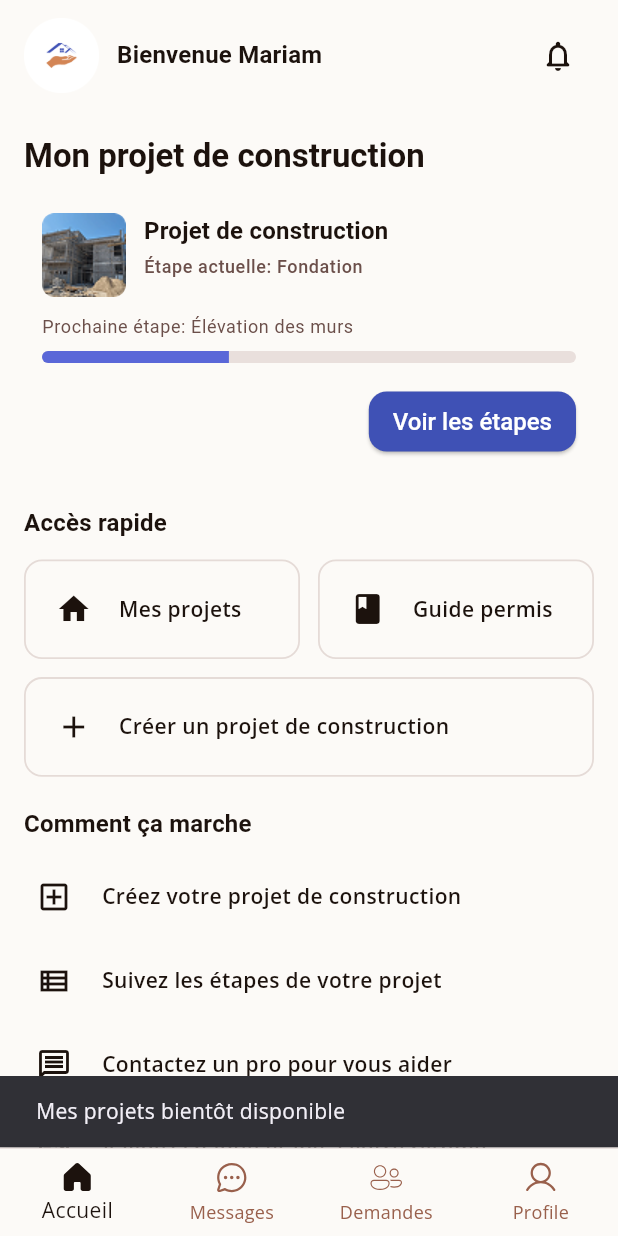
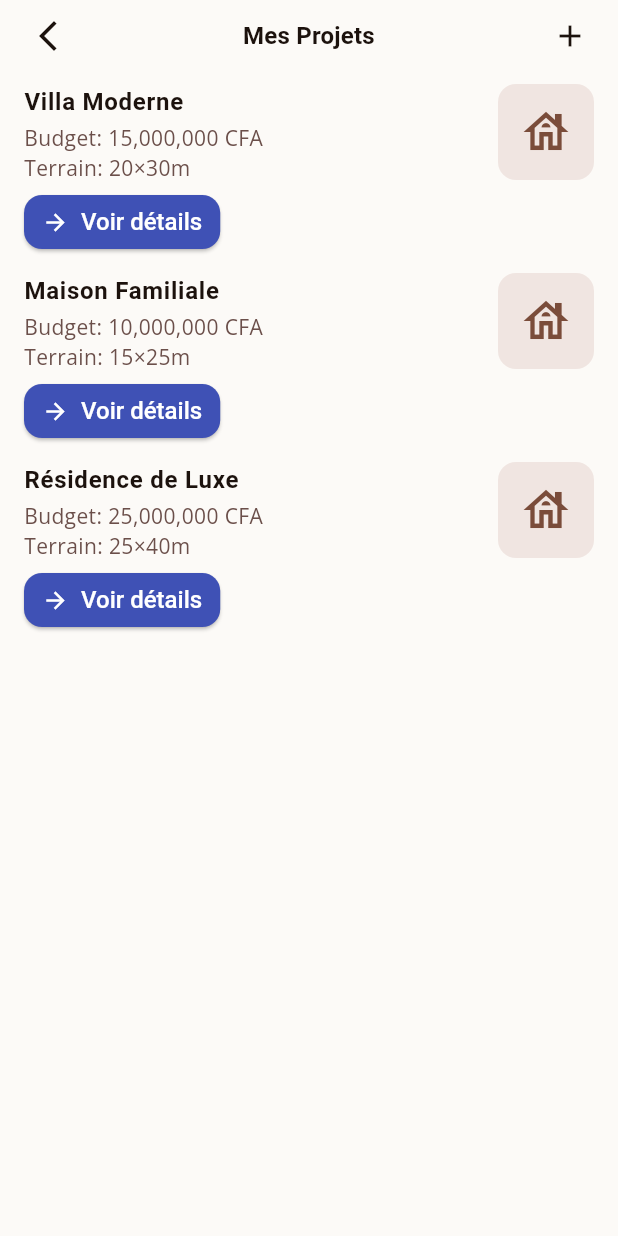
Before and after one commit to BoubouToure223/Ngaso_frontend-, a Flutter app: the screen it shows after launch, after a tap on "Mes projets", on a phone screen of 412 x 824 dp. Run offline on Flutter 3.47's test engine with Material 3 defaults, Android fonts, the phone set to English and light mode, and no system bars; our stand-ins replace file_picker, flutter_svg, go_router, google_fonts.

Commit message:
Ajout de la page mes projets

```diff
--- a/lib/core/router/app_router.dart
+++ b/lib/core/router/app_router.dart
@@ -6,6 +6,7 @@ import 'package:myapp/features/auth/screens/forgot_password_page.dart';
 import 'package:myapp/features/auth/screens/novice_signup_page.dart';
 import 'package:myapp/features/auth/screens/profile_choice_page.dart';
 import 'package:myapp/features/auth/screens/pro_signup_page.dart';
+import 'package:myapp/features/novice/screens/my_projects_page.dart';
 import 'package:myapp/features/onboarding/screens/onboarding_page.dart';
 import 'package:myapp/features/splash/screens/splash_page.dart';
 import 'package:myapp/shared/shell/app_shell.dart';
@@ -234,6 +235,12 @@ final GoRouter router = GoRouter(
           },
         ),
         GoRoute(
+          path: '/Novice/my-projects',
+          builder: (BuildContext context, GoRouterState state) {
+            return const NoviceMyProjectsPage();
+          },
+        ),
+        GoRoute(
           path: '/Novice/notifications',
           builder: (BuildContext context, GoRouterState state) {
             return const NoviceNotificationsPage();
--- a/lib/features/novice/screens/home_page.dart
+++ b/lib/features/novice/screens/home_page.dart
@@ -191,13 +191,7 @@ class NoviceHomePage extends StatelessWidget {
                             icon: Icons.home,
                             title: 'Mes projets',
                             onTap: () {
-                              ScaffoldMessenger.of(context).showSnackBar(
-                                const SnackBar(
-                                  content: Text(
-                                    'Mes projets bientôt disponible',
-                                  ),
-                                ),
-                              );
+                              context.push('/Novice/my-projects');
                             },
                           ),
                         ),
--- /dev/null
+++ b/lib/features/novice/screens/my_projects_page.dart
@@ -0,0 +1,132 @@
+import 'package:flutter/material.dart';
+import 'package:go_router/go_router.dart';
+
+class NoviceMyProjectsPage extends StatelessWidget {
+  const NoviceMyProjectsPage({super.key});
+
+  @override
+  Widget build(BuildContext context) {
+    final theme = Theme.of(context);
+    final items = _mockProjects;
+    return Scaffold(
+      backgroundColor: const Color(0xFFFCFAF7),
+      appBar: PreferredSize(
+        preferredSize: const Size.fromHeight(56),
+        child: SafeArea(
+          bottom: false,
+          child: Padding(
+            padding: const EdgeInsets.symmetric(horizontal: 8),
+            child: Row(
+              children: [
+                IconButton(
+                  onPressed: () => context.pop(),
+                  icon: const Icon(Icons.arrow_back_ios_new, color: Color(0xFF1C120D)),
+                ),
+                Expanded(
+                  child: Text(
+                    'Mes Projets',
+                    textAlign: TextAlign.center,
+                    style: theme.textTheme.titleMedium?.copyWith(
+                      color: const Color(0xFF1C120D),
+                      fontWeight: FontWeight.w700,
+                    ),
+                  ),
+                ),
+                IconButton(
+                  onPressed: () => context.push('/Novice/project-create'),
+                  icon: const Icon(Icons.add, color: Color(0xFF1C120D)),
+                ),
+              ],
+            ),
+          ),
+        ),
+      ),
+      body: ListView.separated(
+        padding: const EdgeInsets.symmetric(horizontal: 16, vertical: 8),
+        itemCount: items.length,
+        separatorBuilder: (_, __) => const SizedBox(height: 16),
+        itemBuilder: (context, i) => _ProjectTile(data: items[i]),
+      ),
+    );
+  }
+}
+
+class _ProjectTile extends StatelessWidget {
+  final _Project data;
+  const _ProjectTile({required this.data});
+
+  @override
+  Widget build(BuildContext context) {
+    final theme = Theme.of(context);
+    return Row(
+      crossAxisAlignment: CrossAxisAlignment.start,
+      children: [
+        Expanded(
+          child: Column(
+            crossAxisAlignment: CrossAxisAlignment.start,
+            children: [
+              Text(
+                data.title,
+                style: theme.textTheme.bodyLarge?.copyWith(
+                  color: const Color(0xFF1C120D),
+                  fontWeight: FontWeight.w700,
+                ),
+              ),
+              const SizedBox(height: 2),
+              Text(
+                'Budget: ${data.budget}',
+                style: theme.textTheme.bodyMedium?.copyWith(color: const Color(0xFF6B4F4A)),
+              ),
+              Text(
+                'Terrain: ${data.size}',
+                style: theme.textTheme.bodyMedium?.copyWith(color: const Color(0xFF6B4F4A)),
+              ),
+              const SizedBox(height: 8),
+              SizedBox(
+                height: 36,
+                child: ElevatedButton.icon(
+                  style: ElevatedButton.styleFrom(
+                    backgroundColor: const Color(0xFF3F51B5),
+                    foregroundColor: Colors.white,
+                    shape: RoundedRectangleBorder(borderRadius: BorderRadius.circular(12)),
+                    padding: const EdgeInsets.symmetric(horizontal: 12),
+                  ),
+                  onPressed: () {
+                    ScaffoldMessenger.of(context).showSnackBar(
+                      SnackBar(content: Text('Voir détails: ${data.title}')),
+                    );
+                  },
+                  icon: const Icon(Icons.arrow_forward),
+                  label: const Text('Voir détails'),
+                ),
+              ),
+            ],
+          ),
+        ),
+        const SizedBox(width: 12),
+        Container(
+          width: 64,
+          height: 64,
+          decoration: BoxDecoration(
+            color: const Color(0xFFF0E5E1),
+            borderRadius: BorderRadius.circular(12),
+          ),
+          child: const Icon(Icons.house_outlined, size: 36, color: Color(0xFF7A4C3A)),
+        ),
+      ],
+    );
+  }
+}
+
+class _Project {
+  final String title;
+  final String budget;
+  final String size;
+  const _Project({required this.title, required this.budget, required this.size});
+}
+
+const _mockProjects = <_Project>[
+  _Project(title: 'Villa Moderne', budget: '15,000,000 CFA', size: '20×30m'),
+  _Project(title: 'Maison Familiale', budget: '10,000,000 CFA', size: '15×25m'),
+  _Project(title: 'Résidence de Luxe', budget: '25,000,000 CFA', size: '25×40m'),
+];
--- a/lib/features/novice/screens/projects_page.dart
+++ b/lib/features/novice/screens/projects_page.dart
@@ -1,12 +1,11 @@
 import 'package:flutter/material.dart';
-
 class NoviceProjectsPage extends StatelessWidget {
   const NoviceProjectsPage({super.key});
 
   @override
   Widget build(BuildContext context) {
     return const Scaffold(
-      body: Center(child: Text('Projet (Novice)')),
+      body: Center(child: Text('Projet (Novice)')), // placeholder
     );
   }
 }
```
